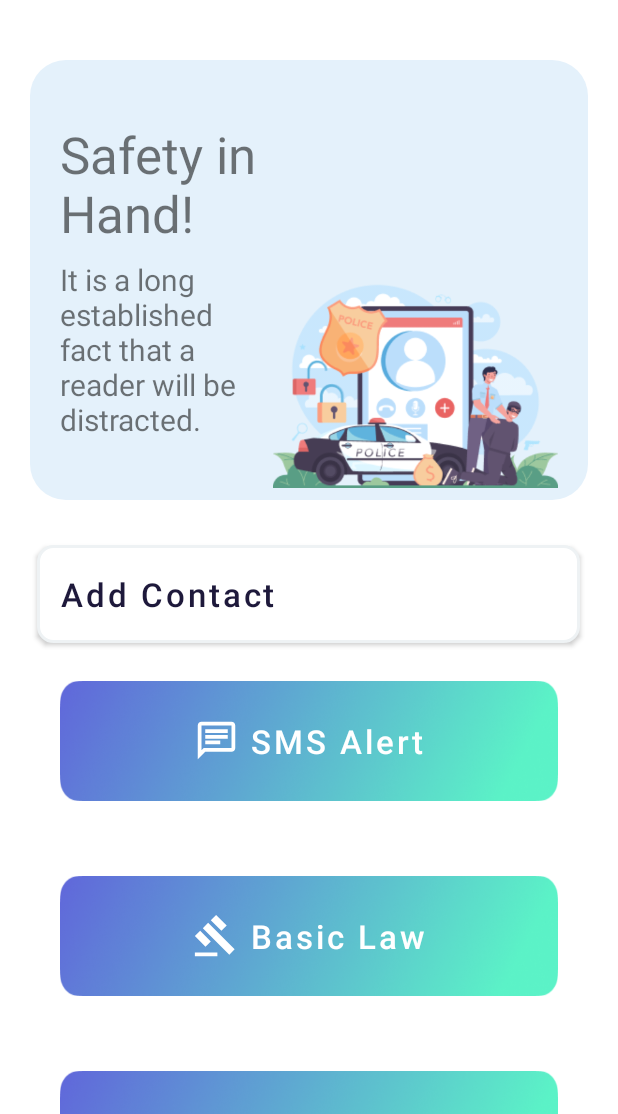
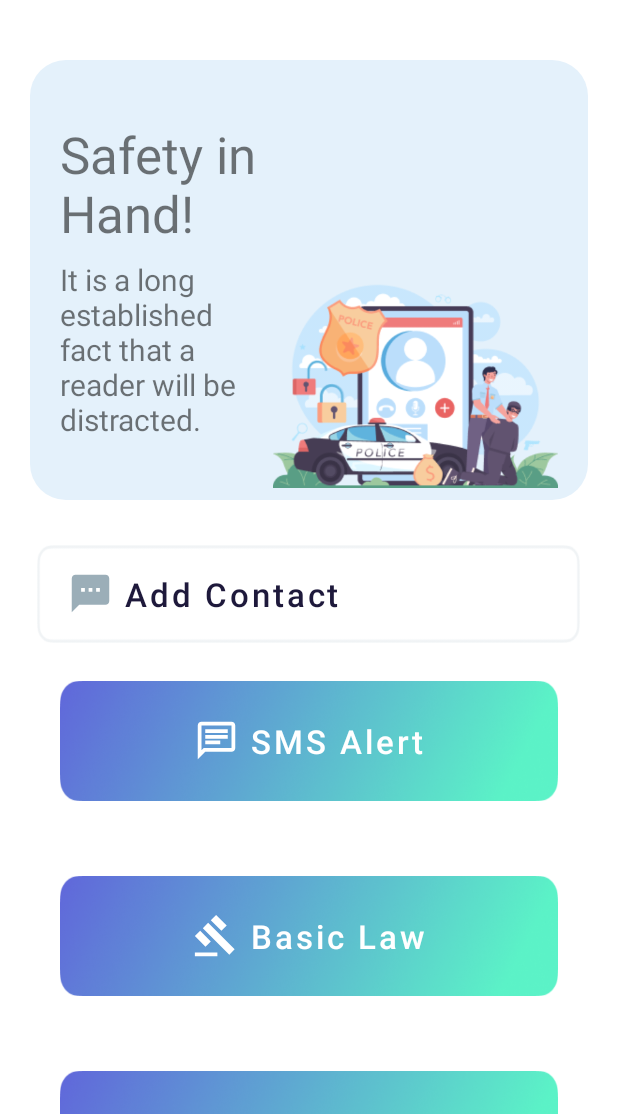
Before and after one commit to rerasi/Own-Safety, an Android app: the MainActivity screen opened directly, with no data from a screen before it, on a phone screen of 412 x 824 dp, the part 122-1236 px from its top. Run offline under Robolectric (Android 15) with nearby library versions, the phone set to English and light mode, and no system bars; Roboto replaces fonts that are not available here.

Commit message:
working on buttons

```diff
--- a/app/src/main/AndroidManifest.xml
+++ b/app/src/main/AndroidManifest.xml
@@ -18,9 +18,6 @@
         android:roundIcon="@mipmap/ic_launcher_round"
         android:supportsRtl="true"
         android:theme="@style/Theme.OwnSafety">
-        <meta-data
-            android:name="com.google.android.actions"
-            android:resource="@drawable/button_border" />
 
         <activity android:name=".SmsActivity" />
         <activity android:name=".MainActivity" />
--- a/app/src/main/res/drawable/button_border.xml
+++ /dev/null
@@ -1,13 +0,0 @@
-<?xml version="1.0" encoding="utf-8"?>
-<shape xmlns:android="http://schemas.android.com/apk/res/android"
-    android:shape="rectangle" >
-
-    <corners android:radius="10dip" />
-
-    <solid android:color="@color/white" />
-
-    <stroke
-        android:width="2dp"
-        android:color="#EEF2F4" />
-
-</shape>
--- /dev/null
+++ b/app/src/main/res/drawable/ic_sms.xml
@@ -0,0 +1,13 @@
+<vector xmlns:android="http://schemas.android.com/apk/res/android"
+    android:width="20dp"
+    android:height="20dp"
+    android:viewportWidth="20"
+    android:viewportHeight="20">
+  <group>
+    <clip-path
+        android:pathData="M0,0h20v20h-20z"/>
+    <path
+        android:pathData="M16.667,1.667H3.333C2.417,1.667 1.675,2.417 1.675,3.333L1.666,18.333L5,15H16.667C17.583,15 18.333,14.25 18.333,13.333V3.333C18.333,2.417 17.583,1.667 16.667,1.667ZM7.5,9.167H5.833V7.5H7.5V9.167ZM10.833,9.167H9.167V7.5H10.833V9.167ZM14.167,9.167H12.5V7.5H14.167V9.167Z"
+        android:fillColor="#9BAEB8"/>
+  </group>
+</vector>
--- a/app/src/main/res/layout/activity_main.xml
+++ b/app/src/main/res/layout/activity_main.xml
@@ -64,10 +64,12 @@ be distracted."
             android:id="@+id/imageView2"
             android:layout_width="400dp"
             android:layout_height="152dp"
+            android:layout_gravity="bottom"
             android:layout_marginEnd="20dp"
-            android:layout_gravity="bottom"
             android:layout_weight="1"
-            app:srcCompat="@drawable/banner" />
+            android:contentDescription="@illustrator"
+            app:srcCompat="@drawable/banner"
+            tools:ignore="ImageContrastCheck" />
     </LinearLayout>
 
 
@@ -81,18 +83,22 @@ be distracted."
         android:layout_marginTop="30dp"
         android:layout_marginEnd="30dp"
         android:layout_marginBottom="15dp"
-        android:background="@drawable/button_border"
+        android:background="@drawable/bg_btn"
         android:gravity="start|center_vertical"
+        android:insetLeft="5dp"
+        android:insetTop="8dp"
+        android:insetRight="5dp"
+        android:insetBottom="8dp"
         android:text="Add Contact"
         android:textAllCaps="false"
         android:textColor="@color/dark_blue"
         android:textSize="22sp"
-        app:backgroundTint="@android:color/transparent"
+        app:backgroundTint="@color/transparent"
         app:backgroundTintMode="add"
-
+        app:icon="@drawable/ic_sms"
         app:iconGravity="textStart"
         app:iconSize="30dp"
-        app:iconTint="@color/gray"
+        app:iconTint="@color/ico_gray"
         tools:ignore="HardcodedText,TextContrastCheck" />
 
     <Button
--- a/app/src/main/res/values/colors.xml
+++ b/app/src/main/res/values/colors.xml
@@ -11,5 +11,8 @@
     <color name="btn_gradient">#6069DA</color>
     <color name="dark_blue">#1E193B</color>
     <color name="gray">#E4F1FB</color>
+    <color name="ico_gray">#9BAEB8</color>
+    <color name="border">#F0F3F5</color>
+    <color name="transparent">#00FFFFFF</color>
 
 </resources>
```
Also changed, not shown: app/src/main/res/drawable-mdpi/bg_btn.png (added), app/src/main/res/drawable/button_bg.png (deleted).
